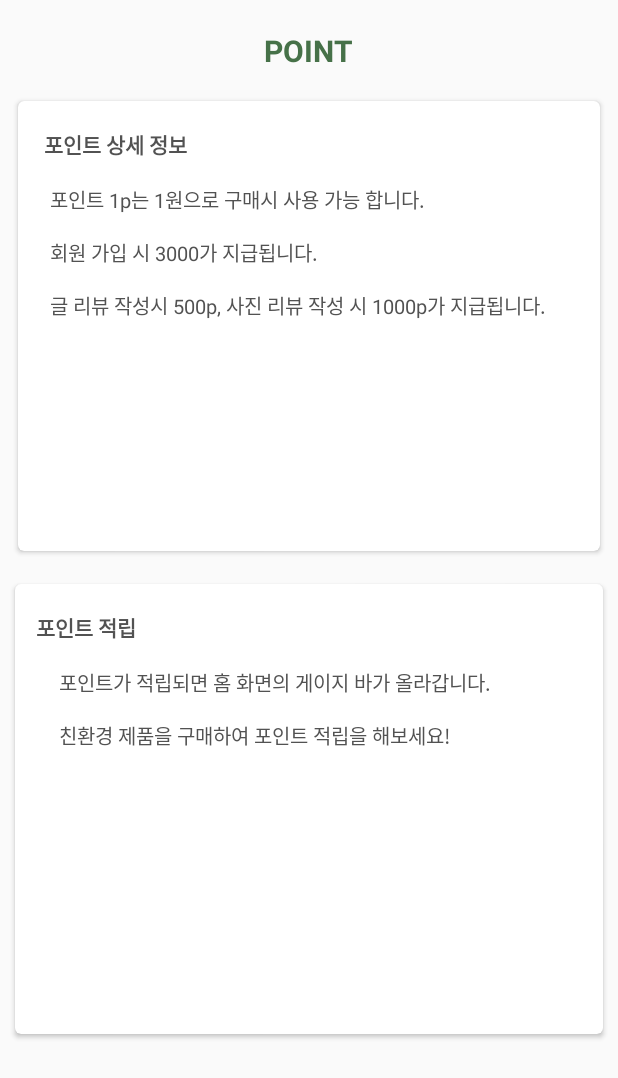
After one commit to GH-00/WithEarth, an Android app: the HomePointInfo screen opened directly, with no data from a screen before it, on a phone screen of 412 x 824 dp. The commit adds this screen. Shown: the top 1078 px of the screen. Run offline under Robolectric (Android 15) with nearby library versions, the phone set to English and light mode, and no system bars; Roboto replaces fonts that are not available here.

Commit message:
point info

```diff
--- a/app/src/main/AndroidManifest.xml
+++ b/app/src/main/AndroidManifest.xml
@@ -12,6 +12,7 @@
         android:supportsRtl="true"
         android:theme="@style/Theme.WithEarth"
         tools:replace="android:appComponentFactory, android:theme">
+        <activity android:name=".HomePointInfo"></activity>
         <activity android:name=".SplashActivity">
             <intent-filter>
                 <action android:name="android.intent.action.MAIN" />
@@ -19,7 +20,7 @@
                 <category android:name="android.intent.category.LAUNCHER" />
             </intent-filter>
         </activity>
-        <activity android:name=".StoreActivityConfirmOrder"></activity>
+        <activity android:name=".StoreActivityConfirmOrder" />
         <activity android:name=".MyPageActivitySuccessLogin" />
         <activity android:name=".LoginActivity" />
         <activity android:name=".RegisterActivity" />
--- a/app/src/main/java/com/example/withearth/HomeActivity.java
+++ b/app/src/main/java/com/example/withearth/HomeActivity.java
@@ -1,23 +1,43 @@
 package com.example.withearth;
 
+import android.content.Intent;
 import android.os.Bundle;
 import android.view.LayoutInflater;
 import android.view.View;
 import android.view.ViewGroup;
+import android.widget.Button;
+import android.widget.LinearLayout;
 
 import androidx.annotation.NonNull;
 import androidx.annotation.Nullable;
 import androidx.fragment.app.Fragment;
+import androidx.fragment.app.FragmentManager;
+import androidx.fragment.app.FragmentTransaction;
+
+import static com.example.withearth.R.color.design_default_color_primary_dark;
 
 public class HomeActivity extends Fragment {
 
     private View view;
+    private Button btn;
 
     @Nullable
     @org.jetbrains.annotations.Nullable
     @Override
-    public View onCreateView(@NonNull @org.jetbrains.annotations.NotNull LayoutInflater inflater, @Nullable @org.jetbrains.annotations.Nullable ViewGroup container, @Nullable @org.jetbrains.annotations.Nullable Bundle savedInstanceState) {
+    public View onCreateView(@NonNull @org.jetbrains.annotations.NotNull LayoutInflater inflater,
+                             @Nullable @org.jetbrains.annotations.Nullable ViewGroup container,
+                             @Nullable @org.jetbrains.annotations.Nullable Bundle savedInstanceState) {
+
         view = inflater.inflate(R.layout.activity_home, container, false);
+
+        btn = (Button) view.findViewById(R.id.btn);
+        btn.setOnClickListener(new View.OnClickListener() {
+            @Override
+            public void onClick(View v) {
+                Intent intent = new Intent(getActivity(), HomePointInfo.class);
+                startActivity(intent);
+            }
+        });
 
         return view;
     }
--- /dev/null
+++ b/app/src/main/java/com/example/withearth/HomePointInfo.java
@@ -0,0 +1,14 @@
+package com.example.withearth;
+
+import androidx.appcompat.app.AppCompatActivity;
+
+import android.os.Bundle;
+
+public class HomePointInfo extends AppCompatActivity {
+
+    @Override
+    protected void onCreate(Bundle savedInstanceState) {
+        super.onCreate(savedInstanceState);
+        setContentView(R.layout.activity_home_point_info);
+    }
+}
--- a/app/src/main/res/layout/activity_home.xml
+++ b/app/src/main/res/layout/activity_home.xml
@@ -1,5 +1,5 @@
 <?xml version="1.0" encoding="utf-8"?>
-<LinearLayout xmlns:android="http://schemas.android.com/apk/res/android"
+<RelativeLayout xmlns:android="http://schemas.android.com/apk/res/android"
     android:layout_width="match_parent"
     android:layout_height="match_parent"
     android:orientation="vertical">
@@ -7,8 +7,19 @@
     <TextView
         android:layout_width="wrap_content"
         android:layout_height="wrap_content"
-        android:text="홈 화면"
-        android:textSize="40sp"/>
+        android:text="Home"
+        android:textSize="20sp"/>
+
+    <Button
+        android:id="@+id/btn"
+        android:layout_width="20dp"
+        android:layout_height="20dp"
+        android:layout_alignParentStart="true"
+        android:layout_alignParentBottom="true"
+        android:layout_marginStart="25dp"
+        android:layout_marginBottom="71dp"
+        android:background="@drawable/information"
+        android:text="i" />
 
 
-</LinearLayout>
+</RelativeLayout>
--- /dev/null
+++ b/app/src/main/res/layout/activity_home_point_info.xml
@@ -0,0 +1,130 @@
+<?xml version="1.0" encoding="utf-8"?>
+<LinearLayout xmlns:android="http://schemas.android.com/apk/res/android"
+    xmlns:app="http://schemas.android.com/apk/res-auto"
+    xmlns:tools="http://schemas.android.com/tools"
+    android:layout_width="match_parent"
+    android:layout_height="match_parent"
+    tools:context=".HomePointInfo"
+    android:orientation="vertical">
+
+    <LinearLayout
+        android:layout_width="match_parent"
+        android:layout_height="wrap_content"
+        android:orientation="vertical"/>
+
+    <TextView
+        android:layout_width="wrap_content"
+        android:layout_height="wrap_content"
+        android:layout_gravity="center"
+        android:layout_marginTop="20dp"
+        android:text="POINT"
+        android:textStyle="bold"
+        android:textColor="#467148"
+        android:textSize="20dp" />
+
+    <LinearLayout
+        android:layout_width="match_parent"
+        android:layout_height="wrap_content"
+        android:orientation="vertical"
+        android:layout_marginTop="8dp">
+
+        <androidx.cardview.widget.CardView
+            android:layout_width="match_parent"
+            android:layout_height="300dp"
+            app:cardCornerRadius="4dp"
+            android:layout_margin="12dp">
+
+            <RelativeLayout
+                android:layout_width="match_parent"
+                android:layout_height="match_parent"
+                android:padding="10dp">
+
+                <TextView
+                    android:layout_width="wrap_content"
+                    android:layout_height="wrap_content"
+                    android:textColor="#525252"
+                    android:text=" 포인트 상세 정보"
+                    android:layout_marginStart="4dp"
+                    android:layout_marginTop="8dp"
+                    android:textStyle="bold"
+                    android:textSize="14dp"/>
+
+                <RelativeLayout
+                    android:layout_width="match_parent"
+                    android:layout_height="match_parent"
+                    android:layout_alignParentStart="true"
+                    android:layout_alignParentBottom="true"
+                    android:layout_marginStart="-8dp"
+                    android:layout_marginTop="-2dp"
+                    android:padding="10dp">
+
+                    <TextView
+                        android:layout_width="wrap_content"
+                        android:layout_height="wrap_content"
+                        android:layout_alignParentStart="true"
+                        android:layout_marginStart="6dp"
+                        android:layout_marginTop="20dp"
+                        android:text="@string/point1"
+                        android:textColor="#525252"
+                        android:textSize="13dp"
+                        android:textStyle="normal">
+
+                    </TextView>
+
+
+
+                </RelativeLayout>
+
+            </RelativeLayout>
+
+        </androidx.cardview.widget.CardView>
+
+        <androidx.cardview.widget.CardView
+            android:layout_width="match_parent"
+            android:layout_height="300dp"
+            app:cardCornerRadius="4dp"
+            android:layout_margin="10dp">
+
+            <RelativeLayout
+                android:layout_width="match_parent"
+                android:layout_height="match_parent"
+                android:padding="10dp">
+
+                <TextView
+                    android:layout_width="wrap_content"
+                    android:layout_height="wrap_content"
+                    android:text="포인트 적립"
+                    android:layout_marginStart="4dp"
+                    android:layout_marginTop="8dp"
+                    android:textColor="#525252"
+                    android:textSize="14dp"
+                    android:textStyle="bold">
+                </TextView>
+
+                <RelativeLayout
+                    android:layout_width="match_parent"
+                    android:layout_height="match_parent"
+                    android:layout_alignParentStart="true"
+                    android:layout_alignParentTop="true"
+                    android:layout_marginTop="-2dp"
+                    android:padding="10dp">
+
+                    <TextView
+                        android:layout_width="wrap_content"
+                        android:layout_height="wrap_content"
+                        android:layout_alignParentStart="true"
+                        android:layout_marginStart="6dp"
+                        android:layout_marginTop="20dp"
+                        android:text="@string/point2"
+                        android:textColor="#525252"
+                        android:textSize="13dp"
+                        android:textStyle="normal">
+
+                    </TextView>
+                </RelativeLayout>
+            </RelativeLayout>
+        </androidx.cardview.widget.CardView>
+
+    </LinearLayout>
+
+</LinearLayout>
--- a/app/src/main/res/values/strings.xml
+++ b/app/src/main/res/values/strings.xml
@@ -1,3 +1,12 @@
 <resources>
     <string name="app_name">WithEarth</string>
+
+    //HomePointInfo
+    <string name="point1">
+        \n 포인트 1p는 1원으로 구매시 사용 가능 합니다.
+        \n\n 회원 가입 시 3000가 지급됩니다.
+        \n\n 글 리뷰 작성시 500p, 사진 리뷰 작성 시 1000p가 지급됩니다. </string>
+    <string name="point2">
+        \n  포인트가 적립되면 홈 화면의 게이지 바가 올라갑니다.
+        \n\n 친환경 제품을 구매하여 포인트 적립을 해보세요!    </string>
 </resources>
```
Also changed, not shown: app/src/main/res/drawable-v24/information.png (added).
